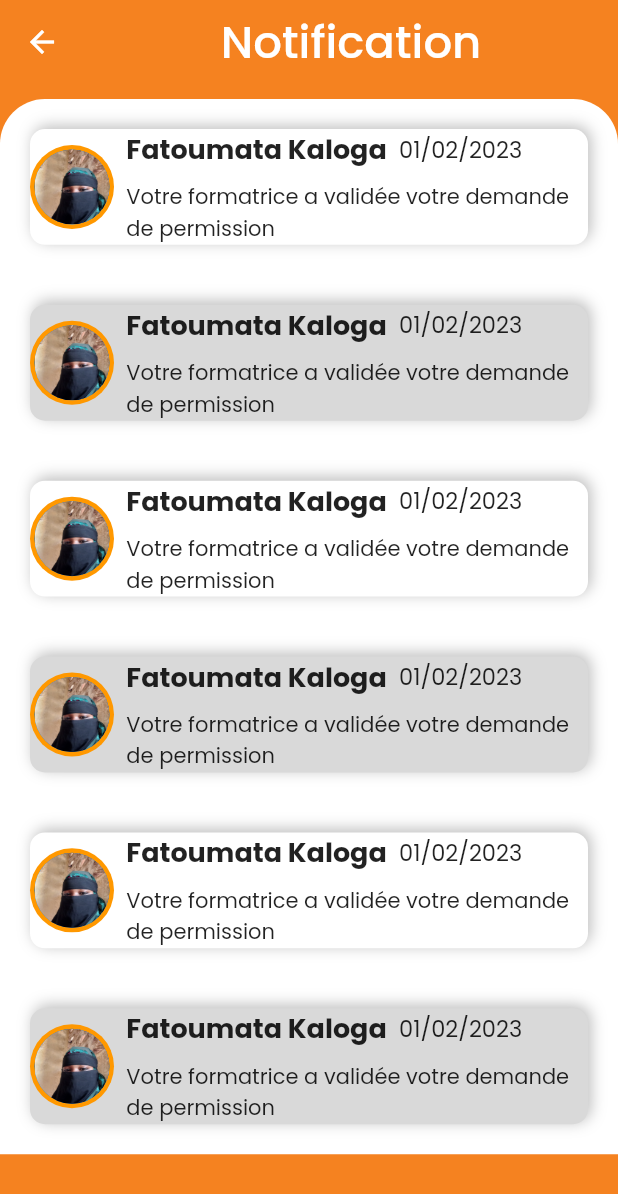
After one commit to Adjaratou7894/pointageflutter, a Flutter app: the Notifications screen opened directly, on a phone screen of 412 x 824 dp. The commit adds this screen. Shown: the top 1194 px of the screen. Run offline on Flutter 3.47's test engine with Material 2 defaults, Android fonts, the light colour scheme and no system bars; our stand-ins replace font_awesome_flutter, google_fonts, lottie.

Commit message:
page notification ok

```diff
--- /dev/null
+++ b/lib/notification.dart
@@ -0,0 +1,176 @@
+import 'package:flutter/material.dart';
+import 'package:flutter/src/widgets/container.dart';
+import 'package:flutter/src/widgets/framework.dart';
+import 'package:google_fonts/google_fonts.dart';
+
+class Notifications extends StatefulWidget {
+  const Notifications({super.key});
+
+  @override
+  State<Notifications> createState() => _NotificationsState();
+}
+
+class _NotificationsState extends State<Notifications> {
+  @override
+  Widget build(BuildContext context) {
+    double hauteur = MediaQuery.of(context).size.height;
+    double largeur = MediaQuery.of(context).size.width;
+    return Scaffold(
+        appBar: AppBar(
+          backgroundColor: Color(0xFFF58220),
+          leading: IconButton(
+            icon: Icon(Icons.arrow_back),
+            onPressed: () {/* implémentation de la navigation */},
+          ),
+          // title: Text("Notification"),
+          title: Row(mainAxisAlignment: MainAxisAlignment.center, children: [
+            Text("Notification",
+                style: GoogleFonts.poppins(
+                    textStyle: const TextStyle(fontSize: 30.0))),
+          ]),
+          elevation: 0,
+        ),
+        backgroundColor: Color(0xFFF58220),
+        body: Container(
+          child: SingleChildScrollView(
+            child: Column(children: [
+              Container(
+                color: Color(0xFFF58220),
+                height: 10,
+              ),
+              Container(
+                width: largeur,
+                decoration: const BoxDecoration(
+                  color: Colors.white,
+                  borderRadius: BorderRadius.only(
+                    topLeft: Radius.circular(30),
+                    topRight: Radius.circular(30),
+                  ),
+                ),
+                child: Column(
+                  children: [
+                    autorisation(largeur, hauteur, false),
+                    autorisation(largeur, hauteur, true),
+                    autorisation(largeur, hauteur, false),
+                    autorisation(largeur, hauteur, true),
+                    autorisation(largeur, hauteur, false),
+                    autorisation(largeur, hauteur, true),
+                  ],
+                ),
+              )
+            ]),
+          ),
+        ));
+  }
+
+  Container autorisation(double largeur, double hauteur, bool cg) {
+    return Container(
+        margin: EdgeInsets.all(20),
+        // height: 80,
+        child: Column(
+          children: [
+            Container(
+              decoration: BoxDecoration(
+                // color: Colors.white,
+                borderRadius: BorderRadius.circular(10),
+                color: cg ? Color(0xFFD9D9D9) : Colors.white,
+                boxShadow: const [
+                  BoxShadow(
+                    color: Colors.black26,
+                    offset: Offset(2, -2),
+                    blurRadius: 8,
+                  ),
+                ],
+              ),
+              child: Column(
+                children: [
+                  SizedBox(
+                    width: largeur * 0.01,
+                  ),
+                  Container(
+
+                      //
+                      child: Row(
+                    children: [
+                      Container(
+                          // color: Colors.blue,
+                          // width: largeur * 0.28,
+                          // height: 20,
+                          child: const CircleAvatar(
+                        radius: 28,
+                        backgroundColor: Colors.orange,
+                        child: CircleAvatar(
+                          radius: 25,
+                          backgroundImage: AssetImage("assets/images/adja.jpg"),
+                        ),
+                      )),
+                      // Container(
+                      //   color: Colors.yellow,
+                      //   width: largeur * 0.5,
+                      //   height: 20,
+                      // ),
+                      SizedBox(
+                        width: largeur * 0.02,
+                      ),
+                      Expanded(
+                        child: Container(
+                          alignment: Alignment.center,
+                          child: Column(
+                            children: [
+                              Row(
+                                children: [
+                                  Text("Fatoumata Kaloga",
+                                      style: GoogleFonts.poppins(
+                                          textStyle: const TextStyle(
+                                              fontSize: 18.0,
+                                              fontWeight: FontWeight.bold))),
+                                  SizedBox(
+                                    width: largeur * 0.02,
+                                  ),
+                                  Text("01/02/2023",
+                                      style: GoogleFonts.poppins(
+                                          textStyle:
+                                              const TextStyle(fontSize: 15.0))),
+                                ],
+                              ),
+                              SizedBox(
+                                height: hauteur * 0.01,
+                              ),
+                              Row(
+                                children: [
+                                  // Text(
+                                  //     "Votre formatrice a validée votre demande de permission ",
+                                  //     textAlign: TextAlign.center,
+                                  //     style: GoogleFonts.poppins(
+                                  //         textStyle: const TextStyle(
+                                  //       fontSize: 20.0,
+                                  //     ))),
+                                  Expanded(
+                                      child: Column(
+                                    crossAxisAlignment:
+                                        CrossAxisAlignment.start,
+                                    children: <Widget>[
+                                      Text(
+                                          "Votre formatrice a validée votre demande de permission ",
+                                          // textAlign: TextAlign.center,
+                                          style: GoogleFonts.poppins(
+                                              textStyle: const TextStyle(
+                                            fontSize: 14.0,
+                                          ))),
+                                    ],
+                                  )),
+                                ],
+                              )
+                            ],
+                          ),
+                        ),
+                      )
+                    ],
+                  ))
+                ],
+              ),
+            )
+          ],
+        ));
+  }
+}
```
Also changed, not shown: lib/accueil.dart (+36 -21 lines), lib/main.dart (+10 -2 lines), lib/menuTabBar.dart (+66 -22 lines), lib/profil.dart (added, +76 -0 lines), assets/images/adja.jpg (added), assets/images/dem.png (added), assets/images/profil.png (added), lib/historiqueDemande.dart (added), lib/popupdemande.dart (added), 1 other file.
